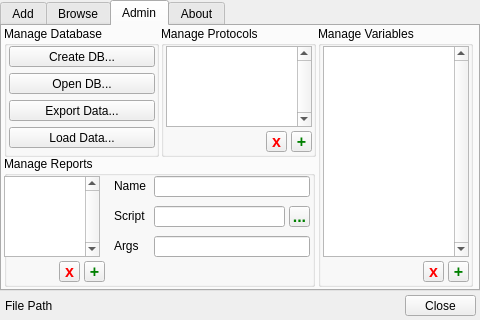
Old version of the form src/psylab/subject_manager/subject_manager_ui.ui in the repository cbrown1/psylab.
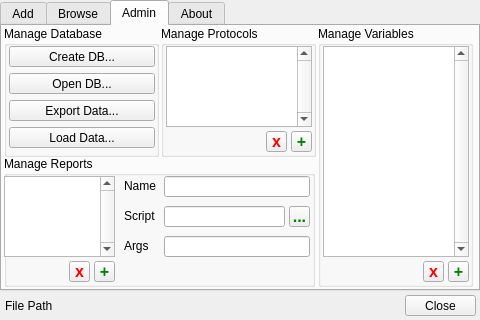
New version of the form. The open tabs and pages were chosen to show the change.

Commit message: subject manager: about text is scrollable

Patch:
```diff
--- a/src/psylab/subject_manager/subject_manager_ui.ui
+++ b/src/psylab/subject_manager/subject_manager_ui.ui
@@ -1156,7 +1156,7 @@
      <widget class="QPushButton" name="admin_reports_remove_pushButton">
       <property name="geometry">
        <rect>
-        <x>55</x>
+        <x>65</x>
         <y>105</y>
         <width>21</width>
         <height>21</height>
@@ -1179,7 +1179,7 @@
      <widget class="QPushButton" name="admin_reports_add_pushButton">
       <property name="geometry">
        <rect>
-        <x>80</x>
+        <x>90</x>
         <y>105</y>
         <width>21</width>
         <height>21</height>
@@ -1204,7 +1204,7 @@
        <rect>
         <x>0</x>
         <y>20</y>
-        <width>96</width>
+        <width>111</width>
         <height>81</height>
        </rect>
       </property>
@@ -1219,9 +1219,9 @@
      <widget class="QLineEdit" name="admin_reports_name_lineEdit">
       <property name="geometry">
        <rect>
-        <x>150</x>
+        <x>160</x>
         <y>20</y>
-        <width>156</width>
+        <width>146</width>
         <height>21</height>
        </rect>
       </property>
@@ -1232,7 +1232,7 @@
      <widget class="QLabel" name="label_10">
       <property name="geometry">
        <rect>
-        <x>110</x>
+        <x>120</x>
         <y>22</y>
         <width>41</width>
         <height>16</height>
@@ -1245,7 +1245,7 @@
      <widget class="QLabel" name="label_11">
       <property name="geometry">
        <rect>
-        <x>110</x>
+        <x>120</x>
         <y>52</y>
         <width>41</width>
         <height>16</height>
@@ -1258,9 +1258,9 @@
      <widget class="QLineEdit" name="admin_reports_script_lineEdit">
       <property name="geometry">
        <rect>
-        <x>150</x>
+        <x>160</x>
         <y>50</y>
-        <width>131</width>
+        <width>121</width>
         <height>21</height>
        </rect>
       </property>
@@ -1294,7 +1294,7 @@
      <widget class="QLabel" name="label_13">
       <property name="geometry">
        <rect>
-        <x>110</x>
+        <x>120</x>
         <y>82</y>
         <width>41</width>
         <height>16</height>
@@ -1307,9 +1307,9 @@
      <widget class="QLineEdit" name="admin_reports_args_lineEdit">
       <property name="geometry">
        <rect>
-        <x>150</x>
+        <x>160</x>
         <y>80</y>
-        <width>156</width>
+        <width>146</width>
         <height>21</height>
        </rect>
       </property>
```
Left out of the diff: 21 changed lines with no effect on the pictures. The commit also changes 2 other files.
